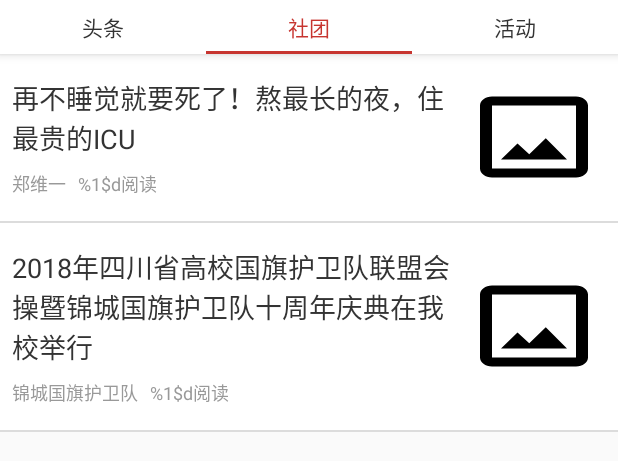
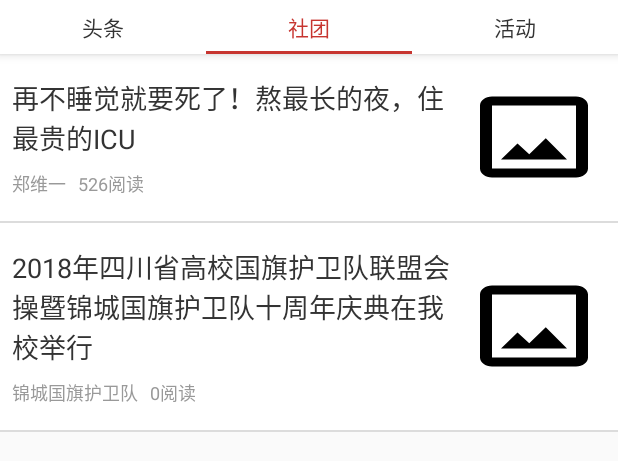
Before and after one commit to SCUJCC-Students/JinchengNewsAndroid, an Android app: the screen it shows after launch (MainActivity), tab 2 chosen, on a phone screen of 412 x 824 dp, the part 72-533 px from its top. Run offline under Robolectric (Android 15) with nearby library versions, the phone set to English and light mode, and no system bars.

Commit message:
删除 多余代码
完善 根据提示完善代码，消除警告

```diff
--- a/app/src/main/java/cn/zhengweiyi/jinchengnewsandroid/NewsListAdapter.java
+++ b/app/src/main/java/cn/zhengweiyi/jinchengnewsandroid/NewsListAdapter.java
@@ -9,6 +9,7 @@
 package cn.zhengweiyi.jinchengnewsandroid;
 
 import android.content.Context;
+import android.support.annotation.NonNull;
 import android.view.LayoutInflater;
 import android.view.View;
 import android.view.ViewGroup;
@@ -21,13 +22,15 @@ import java.util.List;
 public class NewsListAdapter extends ArrayAdapter<News> {
     private int resourceId;
 
-    public NewsListAdapter(Context context, int resource, List<News> objects) {
+    NewsListAdapter(Context context, int resource, List<News> objects) {
         super( context, resource, objects);
         // TODO Auto-generated constructor stub
         resourceId = resource;
     }
+
+    @NonNull
     @Override
-    public View getView(int position, View convertView, ViewGroup parent) {
+    public View getView(int position, View convertView, @NonNull ViewGroup parent) {
         // TODO Auto-generated method stub
         /* return super.getView(position, convertView, parent); */
         News news = getItem( position);
@@ -43,20 +46,20 @@ public class NewsListAdapter extends ArrayAdapter<News> {
             }
 
             //设置新闻标题
-            TextView newTitleText = (TextView) view.findViewById(R.id.newsTitle);
+            TextView newTitleText = view.findViewById(R.id.newsTitle);
             newTitleText.setText(news.getTitle());
 
             //设置新闻作者
-            TextView newAuthorText = (TextView) view.findViewById(R.id.newsAuthor);
+            TextView newAuthorText = view.findViewById(R.id.newsAuthor);
             newAuthorText.setText(news.getAuthor());
 
             //设置新闻浏览量
-            TextView newViewsText = (TextView) view.findViewById(R.id.newsViews);
+            TextView newViewsText = view.findViewById(R.id.newsReader);
             String t = String.format(context.getString(R.string.news_views), news.getViews());
             newViewsText.setText(t);
 
             //设置新闻图片
-            ImageView newImageSrc = (ImageView) view.findViewById(R.id.newsImage);
+            ImageView newImageSrc = view.findViewById(R.id.newsImage);
 
             return view;
         }
```
